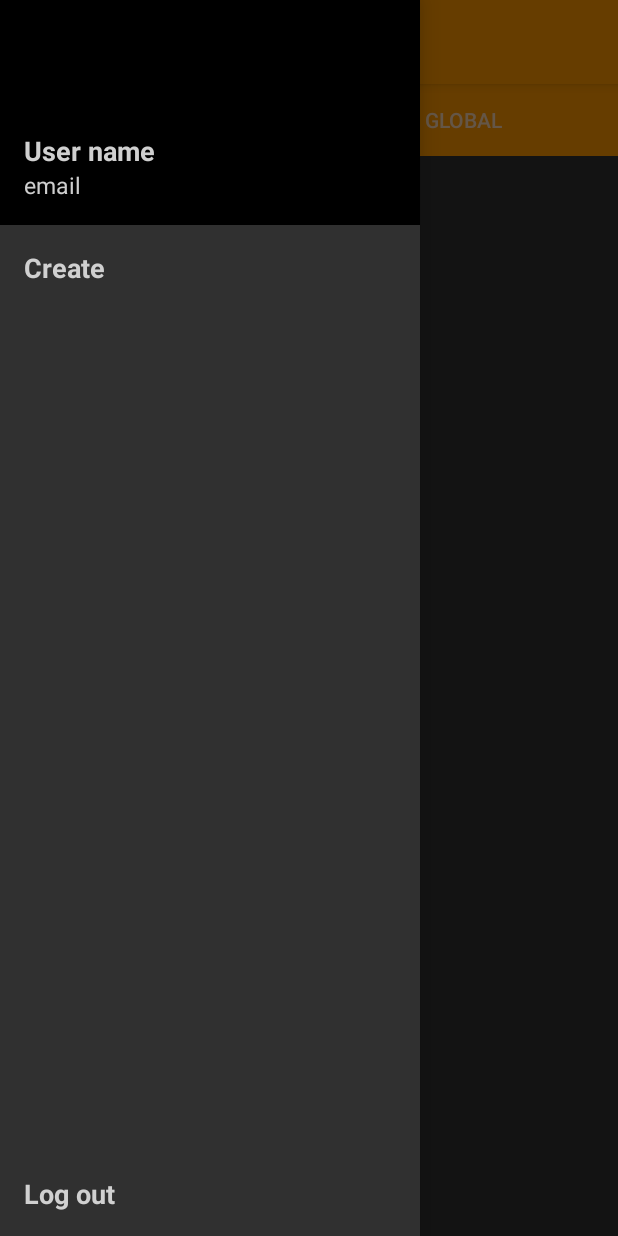
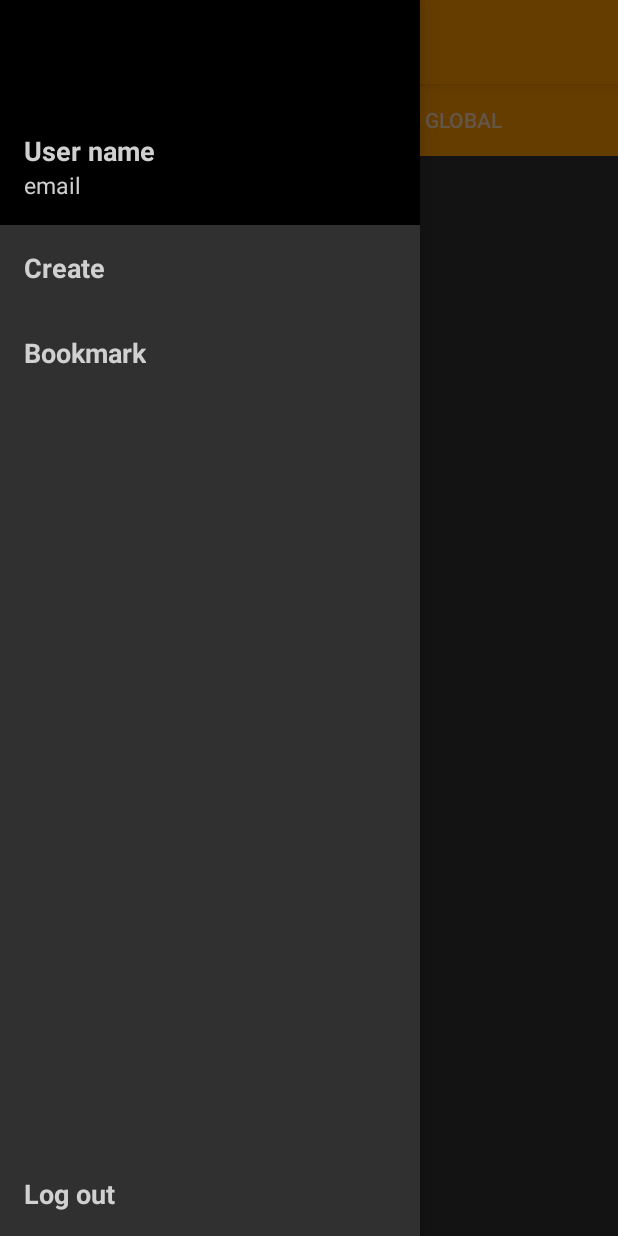
Before and after one commit to natthapach/01418346-Project-1, an Android app: the MainActivity screen opened directly, with no data from a screen before it, with the side drawer open, on a phone screen of 412 x 824 dp. Run offline under Robolectric (Android 15) with nearby library versions, the phone set to English and light mode, and no system bars; our stand-ins replace Firebase (no records; nobody signed in at launch, a user with empty details on screens opened directly); libraries missing offline, so code that uses them is left out: com.facebook, com.facebook.login.

Commit message:
implement bookmark system

```diff
--- a/app/src/main/AndroidManifest.xml
+++ b/app/src/main/AndroidManifest.xml
@@ -47,7 +47,8 @@
             </intent-filter>
         </activity>
         <activity android:name=".activities.UserProfileActivity" />
-        <activity android:name=".fragments.UserListActivity"></activity>
+        <activity android:name=".activities.UserListActivity" />
+        <activity android:name=".activities.BookmarkActivity"></activity>
     </application>
 
 </manifest>
--- a/app/src/main/java/cs/sci/ku/cookyalpha/activities/LoginActivity.java
+++ b/app/src/main/java/cs/sci/ku/cookyalpha/activities/LoginActivity.java
@@ -31,6 +31,7 @@ import org.json.JSONObject;
 import cs.sci.ku.cookyalpha.R;
 import cs.sci.ku.cookyalpha.callbacks.OnResult;
 import cs.sci.ku.cookyalpha.dao.User;
+import cs.sci.ku.cookyalpha.managers.FirebaseRecipeManager;
 import cs.sci.ku.cookyalpha.managers.ProfileManager;
 import cs.sci.ku.cookyalpha.utils.UserProfileCarrier;
 
@@ -137,12 +138,13 @@ public class LoginActivity extends AppCompatActivity {
     private void loadProfile(){
         Log.d("LoginActivity", "loadProfile");
         FirebaseAuth auth = FirebaseAuth.getInstance();
-        String uid = auth.getUid();
+        final String uid = auth.getUid();
         ProfileManager.getInstance().loadUser(uid, new OnResult<User>() {
             @Override
             public void onResult(User obj) {
                 UserProfileCarrier carrier = UserProfileCarrier.getInstance();
                 carrier.setUser(obj);
+                FirebaseRecipeManager.getInstance().initBookmark(uid);
             }
         });
     }
--- a/app/src/main/java/cs/sci/ku/cookyalpha/activities/MainActivity.java
+++ b/app/src/main/java/cs/sci/ku/cookyalpha/activities/MainActivity.java
@@ -43,6 +43,7 @@ public class MainActivity extends AppCompatActivity {
     private TextView emailTextView;
     private ViewPager viewPager;
     private LinearLayout logOutMenu;
+    private LinearLayout bookmarkMenu;
 
     @Override
     protected void onCreate(Bundle savedInstanceState) {
@@ -92,6 +93,16 @@ public class MainActivity extends AppCompatActivity {
                 finish();
             }
         });
+
+        bookmarkMenu = findViewById(R.id.ll_menu_bookmark);
+        bookmarkMenu.setOnClickListener(new View.OnClickListener() {
+            @Override
+            public void onClick(View view) {
+                Intent intent = new Intent(MainActivity.this, BookmarkActivity.class);
+                startActivity(intent);
+            }
+        });
+
 
 
 
--- a/app/src/main/java/cs/sci/ku/cookyalpha/fragments/UserListActivity.java
+++ b/app/src/main/java/cs/sci/ku/cookyalpha/activities/UserListActivity.java
@@ -1,4 +1,4 @@
-package cs.sci.ku.cookyalpha.fragments;
+package cs.sci.ku.cookyalpha.activities;
 
 import android.content.Intent;
 import android.support.v7.app.AppCompatActivity;
@@ -9,8 +9,6 @@ import android.widget.BaseAdapter;
 import android.widget.ListView;
 
 import java.util.ArrayList;
-import java.util.HashSet;
-import java.util.Set;
 
 import cs.sci.ku.cookyalpha.R;
 import cs.sci.ku.cookyalpha.callbacks.OnResult;
--- a/app/src/main/java/cs/sci/ku/cookyalpha/activities/UserProfileActivity.java
+++ b/app/src/main/java/cs/sci/ku/cookyalpha/activities/UserProfileActivity.java
@@ -22,7 +22,6 @@ import cs.sci.ku.cookyalpha.R;
 import cs.sci.ku.cookyalpha.callbacks.OnResult;
 import cs.sci.ku.cookyalpha.dao.User;
 import cs.sci.ku.cookyalpha.fragments.RecipeListFragment;
-import cs.sci.ku.cookyalpha.fragments.UserListActivity;
 import cs.sci.ku.cookyalpha.managers.FirebaseRecipeManager;
 import cs.sci.ku.cookyalpha.managers.ProfileManager;
 import cs.sci.ku.cookyalpha.utils.RecipesCarrier;
--- a/app/src/main/java/cs/sci/ku/cookyalpha/dao/Recipe.java
+++ b/app/src/main/java/cs/sci/ku/cookyalpha/dao/Recipe.java
@@ -18,7 +18,7 @@ import java.util.Map;
 
 @IgnoreExtraProperties
 public class Recipe implements Parcelable{
-    public String id;
+    private String id;
     @PropertyName("description")    private String description;
     @PropertyName("like")           private Map<String, Like> like;
     @PropertyName("name")           private String name;
--- a/app/src/main/java/cs/sci/ku/cookyalpha/managers/FollowingRecipeCollector.java
+++ b/app/src/main/java/cs/sci/ku/cookyalpha/managers/FollowingRecipeCollector.java
@@ -71,7 +71,7 @@ public class FollowingRecipeCollector implements FirebaseRecipeManager.RecipeObs
     @Override
     public void onRecipeChange(Recipe recipe) {
         for (int i=0; i<recipes.size(); i++)
-            if (recipes.get(i).getId().equals(recipe.id)){
+            if (recipes.get(i).getId().equals(recipe.getId())){
                 recipes.set(i, recipe);
                 adapter.notifyDataSetChanged();
                 break;
@@ -81,7 +81,7 @@ public class FollowingRecipeCollector implements FirebaseRecipeManager.RecipeObs
     @Override
     public void onRecipeRemove(Recipe recipe) {
         for (int i=0; i<recipes.size(); i++)
-            if (recipes.get(i).getId().equals(recipe.id)){
+            if (recipes.get(i).getId().equals(recipe.getId())){
                 recipes.remove(i);
                 adapter.notifyDataSetChanged();
                 break;
--- /dev/null
+++ b/app/src/main/res/drawable/bookmark_icon.xml
@@ -0,0 +1,5 @@
+<?xml version="1.0" encoding="utf-8"?>
+<selector xmlns:android="http://schemas.android.com/apk/res/android">
+    <item android:state_checked="true" android:drawable="@drawable/ic_bookmark_active"/>
+    <item android:drawable="@drawable/ic_bookmark_inactive"/>
+</selector>
--- a/app/src/main/res/layout/activity_user_list.xml
+++ b/app/src/main/res/layout/activity_user_list.xml
@@ -5,7 +5,7 @@
     android:layout_width="match_parent"
     android:layout_height="match_parent"
     android:background="@color/DarkBackground_Soft"
-    tools:context="cs.sci.ku.cookyalpha.fragments.UserListActivity">
+    tools:context="cs.sci.ku.cookyalpha.activities.UserListActivity">
     <ListView
         android:padding="@dimen/inner_padding"
         android:id="@+id/lv_users"
--- a/app/src/main/res/layout/drawer_main_menu.xml
+++ b/app/src/main/res/layout/drawer_main_menu.xml
@@ -54,6 +54,19 @@
                 android:text="@string/menu_create" />
         </LinearLayout>
         <LinearLayout
+            android:id="@+id/ll_menu_bookmark"
+            android:layout_width="match_parent"
+            android:layout_height="wrap_content"
+            android:orientation="vertical"
+            android:padding="@dimen/spacing">
+
+            <TextView
+                style="@style/Header2.Light"
+                android:layout_width="wrap_content"
+                android:layout_height="wrap_content"
+                android:text="@string/menu_bookmark" />
+        </LinearLayout>
+        <LinearLayout
             android:gravity="bottom"
             android:layout_width="match_parent"
             android:layout_height="match_parent">
--- a/app/src/main/res/values/strings.xml
+++ b/app/src/main/res/values/strings.xml
@@ -25,6 +25,7 @@
     <string name="procedure_description_hint">fill water to bottle</string>
     <string name="menu_create">Create</string>
     <string name="menu_log_out">Log out</string>
+    <string name="menu_bookmark">Bookmark</string>
     <string name="title_activity_main2">Main2Activity</string>
     <string name="facebook_app_id">360089194461380</string>
     <string name="fb_login_protocol_scheme">fb360089194461380</string>
```
Also changed, not shown: app/src/main/java/cs/sci/ku/cookyalpha/activities/BookmarkActivity.java (added, +66 -0 lines), app/src/main/java/cs/sci/ku/cookyalpha/fragments/recipe/display/PreviewRecipeFragment.java (+17 -0 lines), app/src/main/java/cs/sci/ku/cookyalpha/managers/FirebaseRecipeManager.java (+56 -2 lines), app/src/main/res/layout/fragment_recipe_preview.xml (+10 -6 lines), app/src/main/res/drawable/ic_bookmark_active.png (added), app/src/main/res/drawable/ic_bookmark_inactive.png (added).
